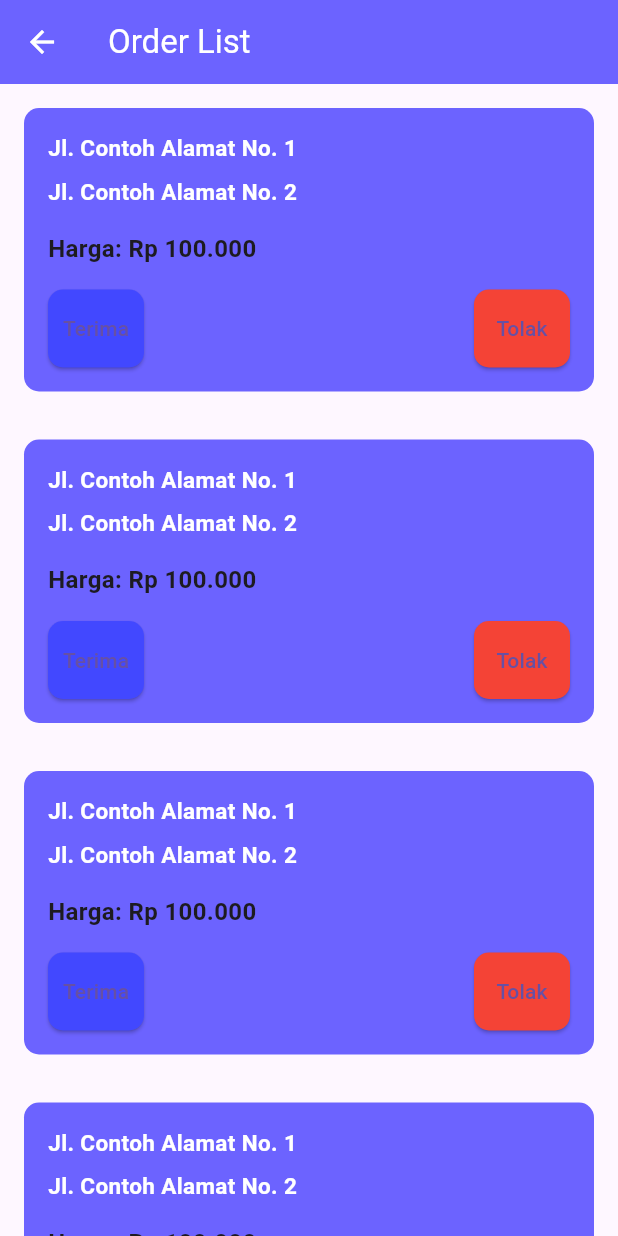
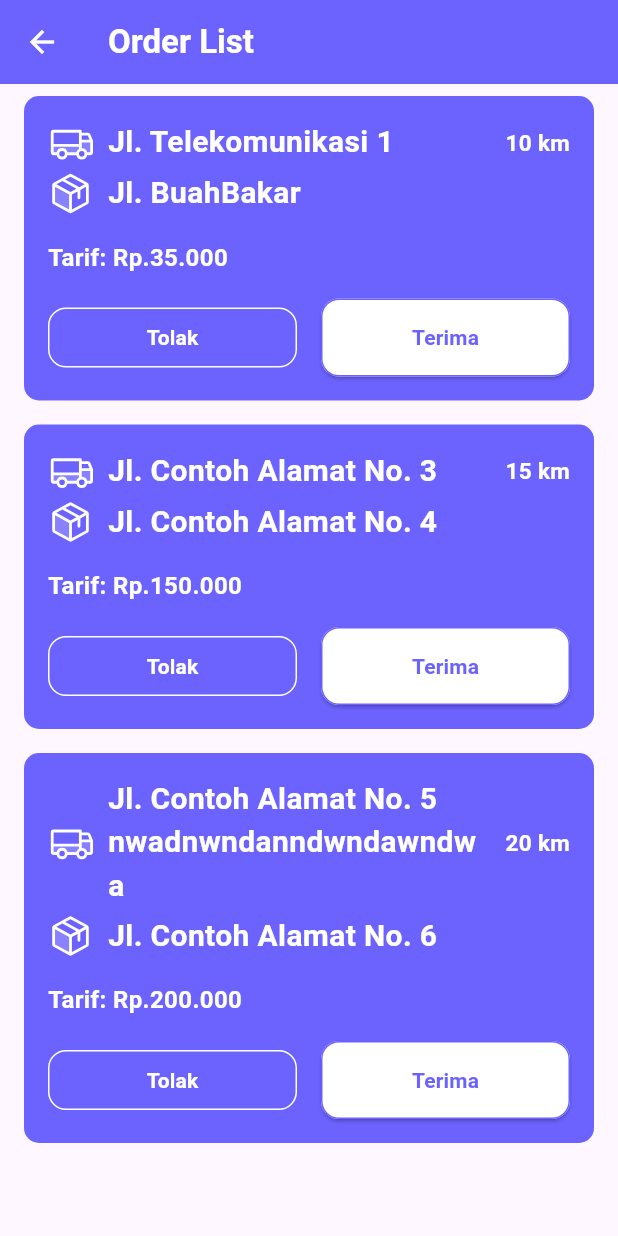
Before and after one commit to Nizar-Rasyiid/sendit_mobile, a Flutter app: the OrderListPage screen opened directly, on a phone screen of 412 x 824 dp. Run offline on Flutter 3.47's test engine with Material 3 defaults, Android fonts, the phone set to English and light mode, and no system bars; our stand-ins replace flutter_local_notifications, flutter_timezone, phosphor_flutter, timezone, wave.

Commit message:
menambahkan halaman orderlist kurir

```diff
--- a/lib/Kurir/HomeKurir/OrderList.dart
+++ b/lib/Kurir/HomeKurir/OrderList.dart
@@ -1,7 +1,30 @@
 import 'package:flutter/material.dart';
+import 'package:phosphor_flutter/phosphor_flutter.dart';
 
 class OrderListPage extends StatelessWidget {
-  const OrderListPage({super.key});
+  OrderListPage({super.key});
+
+  final List<Map<String, String>> orders = [
+    {
+      'jemput': 'Jl. Telekomunikasi 1',
+      'antar': 'Jl. BuahBakar',
+      'tarif': 'Rp.35.000',
+      'jarak': '10 km',
+    },
+    {
+      'jemput': 'Jl. Contoh Alamat No. 3',
+      'antar': 'Jl. Contoh Alamat No. 4',
+      'tarif': 'Rp.150.000',
+      'jarak': '15 km',
+    },
+    {
+      'jemput': 'Jl. Contoh Alamat No. 5 nwadnwndanndwndawndwa',
+      'antar': 'Jl. Contoh Alamat No. 6',
+      'tarif': 'Rp.200.000',
+      'jarak': '20 km',
+    },
+
+  ];
 
   @override
   Widget build(BuildContext context) {
@@ -10,16 +33,19 @@ class OrderListPage extends StatelessWidget {
         title: const Text(
           'Order List',
           style: TextStyle(
-            color: Colors.white),
+            color: Colors.white,
+            fontWeight: FontWeight.bold,
+          ),
         ),
         backgroundColor: const Color(0xFF6C63FF),
         iconTheme: const IconThemeData(
-          color: Colors.white),
+          color: Colors.white,
+        ),
       ),
       body: ListView.builder(
-        itemCount: 10,
+        itemCount: orders.length,
         itemBuilder: (context, index) {
-          return OrderItem();
+          return OrderItem(order: orders[index]);
         },
       ),
     );
@@ -27,64 +53,129 @@ class OrderListPage extends StatelessWidget {
 }
 
 class OrderItem extends StatelessWidget {
-  const OrderItem({super.key});
+  final Map<String, String> order;
+
+  const OrderItem({required this.order, super.key});
 
   @override
   Widget build(BuildContext context) {
     return Container(
-      margin: const EdgeInsets.all(16.0),
+      margin: const EdgeInsets.symmetric(vertical: 8.0, horizontal: 16.0),
       padding: const EdgeInsets.all(16.0),
       decoration: BoxDecoration(
-        color: Color(0xFF6C63FF),
+        color: const Color(0xFF6C63FF),
         borderRadius: BorderRadius.circular(10),
       ),
       child: Column(
         crossAxisAlignment: CrossAxisAlignment.start,
         children: [
-          const Text(
-            'Jl. Contoh Alamat No. 1',
-            style: TextStyle(
+          Row(
+            children: [
+              PhosphorIcon(
+                PhosphorIconsDuotone.truck,
+                color: Colors.white,
+                size: 30,
+              ),
+              const SizedBox(width: 10),
+              Expanded(
+                child: Text(
+                  order['jemput'] ?? 'Alamat tidak tersedia',
+                  style: const TextStyle(
+                    fontSize: 20,
+                    fontWeight: FontWeight.bold,
+                    color: Colors.white,
+                  ),
+                ),
+              ),
+              const SizedBox(width: 10),
+              Text(
+                order['jarak'] ?? '',
+                style: const TextStyle(
                   fontSize: 15,
                   fontWeight: FontWeight.bold,
-              color: Colors.white),
+                  color: Colors.white,
                 ),
-          const SizedBox(height: 8),
-          const Text(
-            'Jl. Contoh Alamat No. 2',
-            style: TextStyle(fontSize: 15, fontWeight: FontWeight.bold, color: Colors.white),
+              ),
+            ],
+          ),
+          const SizedBox(height: 4),
+          Row(
+            children: [
+              PhosphorIcon(
+                PhosphorIconsDuotone.package,
+                color: Colors.white,
+                size: 30,
+              ),
+              const SizedBox(width: 10),
+              Expanded(
+                child: Text(
+                  order['antar'] ?? 'Alamat tidak tersedia',
+                  style: const TextStyle(
+                    fontSize: 20,
+                    fontWeight: FontWeight.bold,
+                    color: Colors.white,
+                  ),
+                ),
+              ),
+            ],
           ),
           const SizedBox(height: 16),
-          const Text(
-            'Harga: Rp 100.000',
-            style: TextStyle(fontSize: 16, fontWeight: FontWeight.bold),
+          Text(
+            'Tarif: ${order['tarif'] ?? 'Tidak tersedia'}',
+            style: const TextStyle(
+              fontSize: 16,
+              fontWeight: FontWeight.bold,
+              color: Colors.white,
+            ),
           ),
           const SizedBox(height: 16),
           Row(
-            mainAxisAlignment: MainAxisAlignment.spaceBetween,
             children: [
-              ElevatedButton(
+              Expanded(
+                child: OutlinedButton(
                   onPressed: () {
-                  // Logika untuk menerima pesanan
+                    ScaffoldMessenger.of(context).showSnackBar(
+                      const SnackBar(content: Text('Pesanan ditolak')),
+                    );
+                  },
+                  style: OutlinedButton.styleFrom(
+                    foregroundColor: Colors.white,
+                    side: const BorderSide(color: Colors.white),
+                    shape: RoundedRectangleBorder(
+                      borderRadius: BorderRadius.circular(12),
+                    ),
+                  ),
+                  child: const Text(
+                    'Tolak',
+                    style: TextStyle(
+                      fontWeight: FontWeight.bold
+                    ),
+                  ),
+                ),
+              ),
+              const SizedBox(width: 16),
+              Expanded(
+                child: ElevatedButton(
+                  onPressed: () {
                     ScaffoldMessenger.of(context).showSnackBar(
                       const SnackBar(content: Text('Pesanan diterima')),
                     );
                   },
                   style: ElevatedButton.styleFrom(
-                  backgroundColor: const Color.fromARGB(255, 66, 72, 255),
+                    backgroundColor: Colors.white,
+                    foregroundColor: const Color(0xFF6C63FF),
+                    side: const BorderSide(color: Color(0xFF6C63FF)),
+                    shape: RoundedRectangleBorder(
+                      borderRadius: BorderRadius.circular(12),
                     ),
-                child: const Text('Terima'),
                   ),
-              ElevatedButton(
-                onPressed: () {
-                  // Logika untuk menolak pesanan
-                  ScaffoldMessenger.of(context).showSnackBar(
-                    const SnackBar(content: Text('Pesanan ditolak')),
-                  );
-                },
-                style: ElevatedButton.styleFrom(
-                  backgroundColor: Colors.red,
+                  child: const Text(
+                    'Terima',
+                    style: TextStyle(
+                      fontWeight: FontWeight.bold
                     ),
-                child: const Text('Tolak'),
+                  ),
+                ),
               ),
             ],
           ),
```
Also changed, not shown: pubspec.lock. Lines whose indentation alone changed are shown as unchanged.
